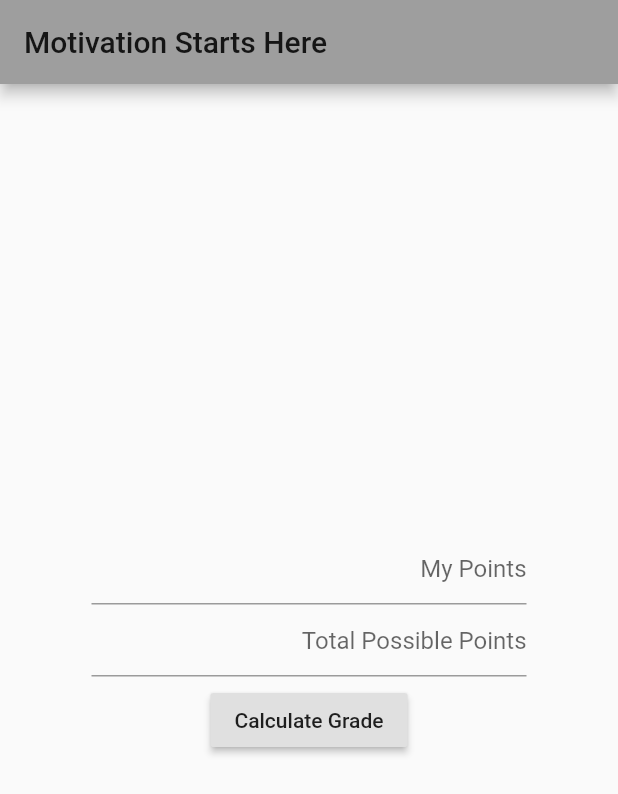
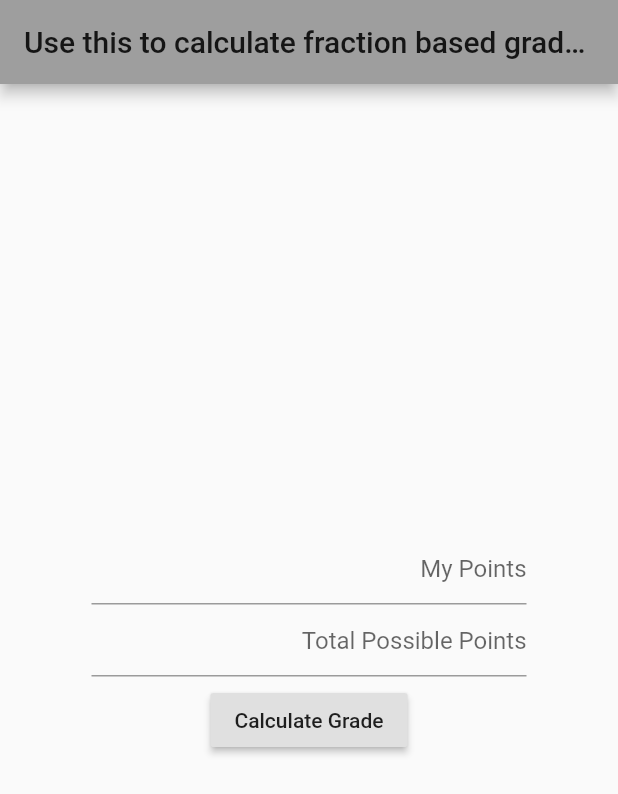
Before and after one commit to bsu-hci/GradeMotivator, a Flutter app: the screen it shows after launch, on a phone screen of 412 x 824 dp. Shown: the top 794 px of the screen. Run offline on Flutter 3.47's test engine with Material 2 defaults, Android fonts, the light colour scheme and no system bars.

Commit message:
Fixed bug

```diff
--- a/lib/main.dart
+++ b/lib/main.dart
@@ -2,6 +2,11 @@ import 'package:flutter/material.dart';
 import 'package:flutter/services.dart';
 
 void main() => runApp(GradeMotivator());
+
+class GenerateGrade extends StatefulWidget {
+  @override
+  State<StatefulWidget> createState() => _GenerateGradeState();
+}
 
 class Grade {
   int _userScore;
@@ -45,7 +50,9 @@ class GradeMotivator extends StatelessWidget {
         visualDensity: VisualDensity.adaptivePlatformDensity,
       ),
       home: Scaffold(
-        appBar: AppBar(title: Text("Motivation Starts Here")),
+        appBar: AppBar(
+            title: Text(
+                "Use this to calculate fraction based grades! (For %, enter 100 for the total points)")),
         body: Center(
             child: Container(
           constraints: BoxConstraints(maxWidth: 350),
@@ -55,11 +62,6 @@ class GradeMotivator extends StatelessWidget {
       ),
     );
   }
-}
-
-class GenerateGrade extends StatefulWidget {
-  @override
-  State<StatefulWidget> createState() => _GenerateGradeState();
 }
 
 class _GenerateGradeState extends State<GenerateGrade> {
@@ -103,6 +105,9 @@ class _GenerateGradeState extends State<GenerateGrade> {
             TextFormField(
               textAlign: TextAlign.right,
               decoration: const InputDecoration(hintText: "My Points"),
+              inputFormatters: <TextInputFormatter>[
+                FilteringTextInputFormatter.digitsOnly,
+              ],
               keyboardType: TextInputType.number,
               onSaved: (newValue) {
                 this._numberGradeInput = int.parse(newValue);
@@ -118,6 +123,9 @@ class _GenerateGradeState extends State<GenerateGrade> {
               textAlign: TextAlign.right,
               decoration:
                   const InputDecoration(hintText: "Total Possible Points"),
+              inputFormatters: <TextInputFormatter>[
+                FilteringTextInputFormatter.digitsOnly,
+              ],
               keyboardType: TextInputType.number,
               onSaved: (newNumber) {
                 this._totalPosibleInput = int.parse(newNumber);
```
